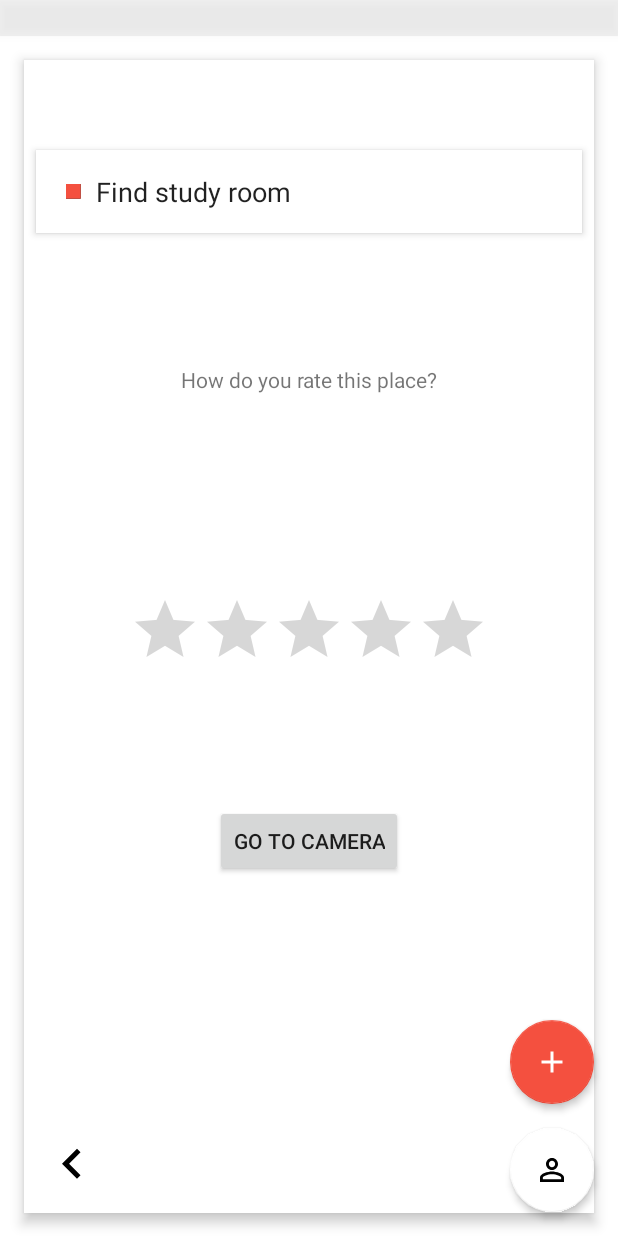
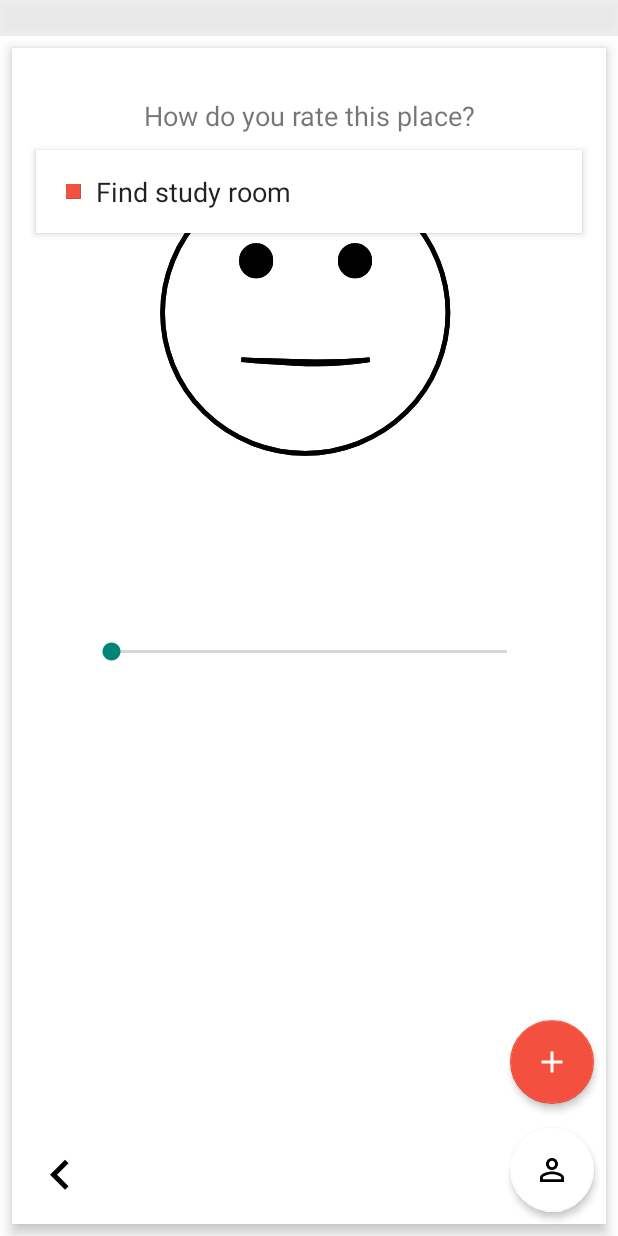
Before and after one commit to Groenbech96/Studyroom, an Android app: the fragment AddRoomRatingFragment placed in its activity, on a phone screen of 412 x 824 dp. Run offline under Robolectric (Android 15) with nearby library versions, the phone set to English and light mode, and no system bars; our stand-ins replace Firebase (no records; nobody signed in at launch, a user with empty details on screens opened directly); 2 statements that could not run were skipped.

```diff
--- a/app/src/main/java/dtu/group/studyroom/addRoom/AddRoomAddressFragment.java
+++ b/app/src/main/java/dtu/group/studyroom/addRoom/AddRoomAddressFragment.java
@@ -293,7 +293,7 @@ public class AddRoomAddressFragment extends Fragment implements OnMapReadyCallba
 
                 // Setting the position for the marker
                 markerOptions.position(latLng);
-
+                foundLatLng = latLng;
                 // Setting the title for the marker.
                 // This will be displayed on taping the marker
 
--- a/app/src/main/java/dtu/group/studyroom/addRoom/AddRoomFacilitiesFragment.java
+++ b/app/src/main/java/dtu/group/studyroom/addRoom/AddRoomFacilitiesFragment.java
@@ -173,6 +173,26 @@ public class AddRoomFacilitiesFragment extends Fragment {
     public void goToPage2() {
 
         Bundle bundle = getArguments();
+        boolean wifi = false, coffee = false, power = false, groups = false, food = false, toilet = false;
+        if (cbWifi.isChecked())
+            wifi = true;
+        if (cbToilet.isChecked())
+            toilet = true;
+        if (cbPower.isChecked())
+            power = true;
+        if (cbCoffee.isChecked())
+            coffee = true;
+        if (cbFood.isChecked())
+            food = true;
+        if (cbGroupSpaces.isChecked())
+            groups = true;
+        bundle.putBoolean("wifi",wifi);
+        bundle.putBoolean("toilet",toilet);
+        bundle.putBoolean("power",power);
+        bundle.putBoolean("coffee",coffee);
+        bundle.putBoolean("food",food);
+        bundle.putBoolean("groups",groups);
+
         AddRoomAddressFragment page2 = AddRoomAddressFragment.newInstance();
         page2.setArguments(bundle);
         FragmentManager manager = getActivity().getSupportFragmentManager();
--- a/app/src/main/java/dtu/group/studyroom/addRoom/AddRoomRatingFragment.java
+++ b/app/src/main/java/dtu/group/studyroom/addRoom/AddRoomRatingFragment.java
@@ -2,6 +2,7 @@ package dtu.group.studyroom.addRoom;
 
 import android.content.Context;
 import android.content.Intent;
+import android.graphics.drawable.AnimationDrawable;
 import android.net.Uri;
 import android.os.Bundle;
 import android.os.Environment;
@@ -14,11 +15,16 @@ import android.support.v4.app.FragmentTransaction;
 import android.support.v4.content.FileProvider;
 
 import android.util.Log;
+import android.view.DragEvent;
 import android.view.LayoutInflater;
+import android.view.MotionEvent;
 import android.view.View;
 import android.view.ViewGroup;
 import android.widget.Button;
+import android.widget.ImageView;
 import android.widget.RatingBar;
+import android.widget.SeekBar;
+import android.widget.Toast;
 
 import java.io.File;
 import java.io.IOException;
@@ -41,9 +47,13 @@ public class AddRoomRatingFragment extends Fragment {
 
 
     private View fragmentView;
-    private RatingBar rateing;
+    private SeekBar rating;
+    private ImageView view;
     private Bundle allData;
     String mCurrentPhotoPath;
+    private float lastIndex = 0;
+
+    AnimationDrawable anim;
 
     private OnFragmentInteractionListener mListener;
 
@@ -78,8 +88,24 @@ public class AddRoomRatingFragment extends Fragment {
             }
         });
 
+        view = (ImageView) fragmentView.findViewById(R.id.imageView);
+        view.setBackgroundResource(R.drawable.rating);
+        anim = (AnimationDrawable) view.getBackground();
 
-        rateing = (RatingBar) fragmentView.findViewById(R.id.add_room_ratingBar);
+        rating = (SeekBar) fragmentView.findViewById(R.id.add_room_seekBar);
+
+
+        rating.setOnTouchListener(new View.OnTouchListener() {
+            @Override
+
+            public boolean onTouch(View v, MotionEvent event) {
+
+                setSmileymage(rating.getProgress());
+                Log.i("RATE", rating.getProgress()+"");
+
+                return false;
+            }});
+
 
         btGoToCamera.setOnClickListener(new View.OnClickListener() {
             @Override
@@ -88,14 +114,44 @@ public class AddRoomRatingFragment extends Fragment {
             }
         });
 
-        //referencing the ratingbar for later use
-        rateing = (RatingBar) fragmentView.findViewById(R.id.add_room_ratingBar);
-
         return fragmentView;
 
 
     }
 
+    private void setSmileymage(int index) {
+
+        if(index != lastIndex) {
+
+
+            if(index < 10) {
+                view.setImageResource(R.drawable.ic_s1);
+            } else if (index >= 10 && index < 20) {
+                view.setImageResource(R.drawable.ic_s2);
+            } else if (index >= 20 && index < 30) {
+                view.setImageResource(R.drawable.ic_s3);
+            }else if (index >= 30 && index < 40) {
+                view.setImageResource(R.drawable.ic_s4);
+            }else if (index >= 40 && index < 50) {
+                view.setImageResource(R.drawable.ic_s5);
+            }else if (index >= 50 && index < 60) {
+                view.setImageResource(R.drawable.ic_s6);
+            }else if (index >= 60 && index < 70) {
+                view.setImageResource(R.drawable.ic_s7);
+            }else if (index >= 70 && index < 101) {
+                view.setImageResource(R.drawable.ic_s8);
+            }
+
+
+            lastIndex = index;
+
+        }
+
+
+
+
+
+    }
 
 
     // TODO: Rename method, update argument and hook method into UI event
@@ -143,6 +199,8 @@ public class AddRoomRatingFragment extends Fragment {
          * Starts the camera if there is one,
          * and stores the rating in a bundle
          */
+
+
         Intent cameraIntent = new Intent(MediaStore.ACTION_IMAGE_CAPTURE);
 
         if (cameraIntent.resolveActivity(getActivity().getPackageManager()) != null) {
@@ -151,7 +209,7 @@ public class AddRoomRatingFragment extends Fragment {
         }
 
         Bundle data = getArguments();
-        data.putDouble("rating",rateing.getRating());
+        data.putDouble("rating",rating.getProgress());
         allData = data;
 
 
@@ -171,8 +229,7 @@ public class AddRoomRatingFragment extends Fragment {
                 allData.getBoolean("groups")
         );
 
-        StudyRoom studyRoom = new StudyRoom(allData.getString("name"), allData.getString("address"), facilites, rateing.getRating());
-
+        StudyRoom studyRoom = new StudyRoom(allData.getString("name"), allData.getString("address"), facilites, rating.getProgress());
 
         ((AddRoomActivity)getActivity()).saveStudyRoom(studyRoom);
     }
--- /dev/null
+++ b/app/src/main/res/drawable/ic_s1.xml
@@ -0,0 +1,18 @@
+<vector android:height="24dp" android:viewportHeight="65.0"
+    android:viewportWidth="64.0" android:width="24dp" xmlns:android="http://schemas.android.com/apk/res/android">
+    <path android:fillColor="#00000000"
+        android:pathData="M17.82,42.21c9.38,0.7 18.46,1.6 27.33,0"
+        android:strokeColor="#000" android:strokeWidth="1"/>
+    <path android:fillColor="#00000000"
+        android:pathData="M31.41,32.03m-30.43,0a30.43,30.43 0,1 1,60.87 0a30.43,30.43 0,1 1,-60.87 0"
+        android:strokeColor="#000" android:strokeWidth="1"/>
+    <path android:fillColor="#FF000000"
+        android:pathData="M20.94,20.74m-3.12,0a3.12,3.12 0,1 1,6.23 0a3.12,3.12 0,1 1,-6.23 0"
+        android:strokeColor="#000" android:strokeWidth="1"/>
+    <path android:fillColor="#FF000000"
+        android:pathData="M42.03,20.74m-3.12,0a3.12,3.12 0,1 1,6.23 0a3.12,3.12 0,1 1,-6.23 0"
+        android:strokeColor="#000" android:strokeWidth="1"/>
+    <path android:fillColor="#00000000"
+        android:pathData="M17.82,42.21c9.13,0.28 18.25,0.77 27.33,0"
+        android:strokeColor="#000" android:strokeWidth="1"/>
+</vector>
--- /dev/null
+++ b/app/src/main/res/drawable/ic_s2.xml
@@ -0,0 +1,18 @@
+<vector android:height="24dp" android:viewportHeight="65.0"
+    android:viewportWidth="64.0" android:width="24dp" xmlns:android="http://schemas.android.com/apk/res/android">
+    <path android:fillColor="#00000000"
+        android:pathData="M17.82,42.21c9.13,0.28 18.25,0.77 27.33,0"
+        android:strokeColor="#000" android:strokeWidth="1"/>
+    <path android:fillColor="#00000000"
+        android:pathData="M31.41,32.03m-30.43,0a30.43,30.43 0,1 1,60.87 0a30.43,30.43 0,1 1,-60.87 0"
+        android:strokeColor="#000" android:strokeWidth="1"/>
+    <path android:fillColor="#FF000000"
+        android:pathData="M20.94,20.74m-3.12,0a3.12,3.12 0,1 1,6.23 0a3.12,3.12 0,1 1,-6.23 0"
+        android:strokeColor="#000" android:strokeWidth="1"/>
+    <path android:fillColor="#FF000000"
+        android:pathData="M42.03,20.74m-3.12,0a3.12,3.12 0,1 1,6.23 0a3.12,3.12 0,1 1,-6.23 0"
+        android:strokeColor="#000" android:strokeWidth="1"/>
+    <path android:fillColor="#00000000"
+        android:pathData="M17.82,42.21c9.07,4.88 18.18,4.74 27.33,0"
+        android:strokeColor="#000" android:strokeWidth="1"/>
+</vector>
--- /dev/null
+++ b/app/src/main/res/drawable/ic_s3.xml
@@ -0,0 +1,18 @@
+<vector android:height="24dp" android:viewportHeight="65.0"
+    android:viewportWidth="64.0" android:width="24dp" xmlns:android="http://schemas.android.com/apk/res/android">
+    <path android:fillColor="#00000000"
+        android:pathData="M17.82,42.21c7.32,5.59 16.49,6.68 27.33,0"
+        android:strokeColor="#000" android:strokeWidth="1"/>
+    <path android:fillColor="#FF000000"
+        android:pathData="M20.94,20.74m-3.12,0a3.12,3.12 0,1 1,6.23 0a3.12,3.12 0,1 1,-6.23 0"
+        android:strokeColor="#000" android:strokeWidth="1"/>
+    <path android:fillColor="#00000000"
+        android:pathData="M31.41,32.03m-30.43,0a30.43,30.43 0,1 1,60.87 0a30.43,30.43 0,1 1,-60.87 0"
+        android:strokeColor="#000" android:strokeWidth="1"/>
+    <path android:fillColor="#FF000000"
+        android:pathData="M42.03,20.74m-3.12,0a3.12,3.12 0,1 1,6.23 0a3.12,3.12 0,1 1,-6.23 0"
+        android:strokeColor="#000" android:strokeWidth="1"/>
+    <path android:fillColor="#00000000"
+        android:pathData="M17.82,42.21c9.13,0.28 18.25,0.77 27.33,0"
+        android:strokeColor="#000" android:strokeWidth="1"/>
+</vector>
--- /dev/null
+++ b/app/src/main/res/drawable/ic_s4.xml
@@ -0,0 +1,18 @@
+<vector android:height="24dp" android:viewportHeight="65.0"
+    android:viewportWidth="64.0" android:width="24dp" xmlns:android="http://schemas.android.com/apk/res/android">
+    <path android:fillColor="#00000000"
+        android:pathData="M17.82,42.21c8.69,7.24 17.83,7.11 27.33,0"
+        android:strokeColor="#000" android:strokeWidth="1"/>
+    <path android:fillColor="#00000000"
+        android:pathData="M31.41,32.03m-30.43,0a30.43,30.43 0,1 1,60.87 0a30.43,30.43 0,1 1,-60.87 0"
+        android:strokeColor="#000" android:strokeWidth="1"/>
+    <path android:fillColor="#FF000000"
+        android:pathData="M20.94,20.74m-3.12,0a3.12,3.12 0,1 1,6.23 0a3.12,3.12 0,1 1,-6.23 0"
+        android:strokeColor="#000" android:strokeWidth="1"/>
+    <path android:fillColor="#FF000000"
+        android:pathData="M42.03,20.74m-3.12,0a3.12,3.12 0,1 1,6.23 0a3.12,3.12 0,1 1,-6.23 0"
+        android:strokeColor="#000" android:strokeWidth="1"/>
+    <path android:fillColor="#00000000"
+        android:pathData="M17.82,42.21c9.13,0.28 18.25,0.77 27.33,0"
+        android:strokeColor="#000" android:strokeWidth="1"/>
+</vector>
--- /dev/null
+++ b/app/src/main/res/drawable/ic_s5.xml
@@ -0,0 +1,18 @@
+<vector android:height="24dp" android:viewportHeight="65.0"
+    android:viewportWidth="64.0" android:width="24dp" xmlns:android="http://schemas.android.com/apk/res/android">
+    <path android:fillColor="#00000000"
+        android:pathData="M18.07,42.21c8.67,9.23 17.81,8.6 27.33,0"
+        android:strokeColor="#000" android:strokeWidth="1"/>
+    <path android:fillColor="#00000000"
+        android:pathData="M31.41,32.03m-30.43,0a30.43,30.43 0,1 1,60.87 0a30.43,30.43 0,1 1,-60.87 0"
+        android:strokeColor="#000" android:strokeWidth="1"/>
+    <path android:fillColor="#FF000000"
+        android:pathData="M20.94,20.74m-3.12,0a3.12,3.12 0,1 1,6.23 0a3.12,3.12 0,1 1,-6.23 0"
+        android:strokeColor="#000" android:strokeWidth="1"/>
+    <path android:fillColor="#FF000000"
+        android:pathData="M42.03,20.74m-3.12,0a3.12,3.12 0,1 1,6.23 0a3.12,3.12 0,1 1,-6.23 0"
+        android:strokeColor="#000" android:strokeWidth="1"/>
+    <path android:fillColor="#00000000"
+        android:pathData="M17.82,42.21c9.13,0.28 18.25,0.77 27.33,0"
+        android:strokeColor="#000" android:strokeWidth="1"/>
+</vector>
--- /dev/null
+++ b/app/src/main/res/drawable/ic_s6.xml
@@ -0,0 +1,18 @@
+<vector android:height="24dp" android:viewportHeight="65.0"
+    android:viewportWidth="64.0" android:width="24dp" xmlns:android="http://schemas.android.com/apk/res/android">
+    <path android:fillColor="#00000000"
+        android:pathData="M17.82,42.21c9.13,0.28 18.25,0.77 27.33,0"
+        android:strokeColor="#000" android:strokeWidth="1"/>
+    <path android:fillColor="#00000000"
+        android:pathData="M31.41,32.03m-30.43,0a30.43,30.43 0,1 1,60.87 0a30.43,30.43 0,1 1,-60.87 0"
+        android:strokeColor="#000" android:strokeWidth="1"/>
+    <path android:fillColor="#FF000000"
+        android:pathData="M20.94,20.74m-3.12,0a3.12,3.12 0,1 1,6.23 0a3.12,3.12 0,1 1,-6.23 0"
+        android:strokeColor="#000" android:strokeWidth="1"/>
+    <path android:fillColor="#FF000000"
+        android:pathData="M42.03,20.74m-3.12,0a3.12,3.12 0,1 1,6.23 0a3.12,3.12 0,1 1,-6.23 0"
+        android:strokeColor="#000" android:strokeWidth="1"/>
+    <path android:fillColor="#00000000"
+        android:pathData="M17.82,42.21c9.61,12.11 18.59,9.37 27.33,0"
+        android:strokeColor="#000" android:strokeWidth="1"/>
+</vector>
--- /dev/null
+++ b/app/src/main/res/drawable/ic_s7.xml
@@ -0,0 +1,18 @@
+<vector android:height="24dp" android:viewportHeight="65.0"
+    android:viewportWidth="64.0" android:width="24dp" xmlns:android="http://schemas.android.com/apk/res/android">
+    <path android:fillColor="#00000000"
+        android:pathData="M17.82,42.21c9.13,0.28 18.25,0.77 27.33,0"
+        android:strokeColor="#000" android:strokeWidth="1"/>
+    <path android:fillColor="#00000000"
+        android:pathData="M31.41,32.03m-30.43,0a30.43,30.43 0,1 1,60.87 0a30.43,30.43 0,1 1,-60.87 0"
+        android:strokeColor="#000" android:strokeWidth="1"/>
+    <path android:fillColor="#FF000000"
+        android:pathData="M20.94,20.74m-3.12,0a3.12,3.12 0,1 1,6.23 0a3.12,3.12 0,1 1,-6.23 0"
+        android:strokeColor="#000" android:strokeWidth="1"/>
+    <path android:fillColor="#FF000000"
+        android:pathData="M42.03,20.74m-3.12,0a3.12,3.12 0,1 1,6.23 0a3.12,3.12 0,1 1,-6.23 0"
+        android:strokeColor="#000" android:strokeWidth="1"/>
+    <path android:fillColor="#00000000"
+        android:pathData="M17.82,42.21c8.93,11.69 17.99,13.61 27.33,0"
+        android:strokeColor="#000" android:strokeWidth="1"/>
+</vector>
--- /dev/null
+++ b/app/src/main/res/drawable/ic_s8.xml
@@ -0,0 +1,18 @@
+<vector android:height="24dp" android:viewportHeight="65.0"
+    android:viewportWidth="64.0" android:width="24dp" xmlns:android="http://schemas.android.com/apk/res/android">
+    <path android:fillColor="#00000000"
+        android:pathData="M17.82,42.21c9.13,0.28 18.25,0.77 27.33,0"
+        android:strokeColor="#000" android:strokeWidth="1"/>
+    <path android:fillColor="#00000000"
+        android:pathData="M31.41,32.03m-30.43,0a30.43,30.43 0,1 1,60.87 0a30.43,30.43 0,1 1,-60.87 0"
+        android:strokeColor="#000" android:strokeWidth="1"/>
+    <path android:fillColor="#FF000000"
+        android:pathData="M20.94,20.74m-3.12,0a3.12,3.12 0,1 1,6.23 0a3.12,3.12 0,1 1,-6.23 0"
+        android:strokeColor="#000" android:strokeWidth="1"/>
+    <path android:fillColor="#FF000000"
+        android:pathData="M42.03,20.74m-3.12,0a3.12,3.12 0,1 1,6.23 0a3.12,3.12 0,1 1,-6.23 0"
+        android:strokeColor="#000" android:strokeWidth="1"/>
+    <path android:fillColor="#00000000"
+        android:pathData="M17.82,42.21c9.33,16.52 18.4,13.71 27.33,0"
+        android:strokeColor="#000" android:strokeWidth="1"/>
+</vector>
--- /dev/null
+++ b/app/src/main/res/drawable/rating.xml
@@ -0,0 +1,13 @@
+<?xml version="1.0" encoding="utf-8"?>
+<animation-list android:id="@+id/selected"
+    android:oneshot="false"
+    xmlns:android="http://schemas.android.com/apk/res/android">
+    <item android:drawable="@drawable/ic_s1" android:duration="50" />
+    <item android:drawable="@drawable/ic_s2" android:duration="50" />
+    <item android:drawable="@drawable/ic_s3" android:duration="50" />
+    <item android:drawable="@drawable/ic_s4" android:duration="50" />
+    <item android:drawable="@drawable/ic_s5" android:duration="50" />
+    <item android:drawable="@drawable/ic_s6" android:duration="50" />
+    <item android:drawable="@drawable/ic_s7" android:duration="50"/>
+    <item android:drawable="@drawable/ic_s8" android:duration="50"/>
+</animation-list>
--- a/app/src/main/res/layout/fragment_add_room_rating.xml
+++ b/app/src/main/res/layout/fragment_add_room_rating.xml
@@ -12,11 +12,11 @@
         android:id="@+id/add_room_rating_content"
         android:layout_width="0dp"
         android:layout_height="0dp"
-        android:layout_marginBottom="15dp"
-        android:layout_marginLeft="16dp"
-        android:layout_marginRight="16dp"
+        android:layout_marginBottom="8dp"
+        android:layout_marginLeft="8dp"
+        android:layout_marginRight="8dp"
         android:background="@android:color/white"
-        android:layout_marginTop="40dp"
+        android:layout_marginTop="32dp"
         android:animateLayoutChanges="true"
         android:elevation="5dp"
         android:outlineProvider="bounds"
@@ -25,44 +25,29 @@
         app:layout_constraintLeft_toLeftOf="parent"
         app:layout_constraintRight_toRightOf="parent"
         app:layout_constraintTop_toTopOf="parent"
-        app:layout_constraintVertical_bias="1.0">
+        app:layout_constraintVertical_bias="0.0">
 
         <TextView
-        android:id="@+id/textView7"
-        android:layout_width="wrap_content"
-        android:layout_height="wrap_content"
-        android:text="@string/add_study_room_ratingText"
-        android:layout_marginBottom="133dp"
-        app:layout_constraintBottom_toTopOf="@+id/add_room_ratingBar"
-        android:layout_marginRight="8dp"
-        app:layout_constraintRight_toRightOf="parent"
-        android:layout_marginLeft="8dp"
-        app:layout_constraintLeft_toLeftOf="parent" />
+            android:id="@+id/textView7"
+            android:layout_width="0dp"
+            android:layout_height="50dp"
+            android:layout_marginLeft="24dp"
+            android:layout_marginRight="24dp"
+            android:layout_marginTop="20dp"
+            android:background="@color/colorBackground"
+            android:drawablePadding="30dp"
+            android:elevation="0dp"
+            android:gravity="center_vertical"
+            android:maxLines="1"
+            android:text="@string/add_study_room_ratingText"
+            android:textAlignment="center"
+            android:textCursorDrawable="@drawable/cursor"
+            android:textSize="18sp"
+            app:layout_constraintHorizontal_bias="0.5"
+            app:layout_constraintLeft_toLeftOf="parent"
+            app:layout_constraintRight_toRightOf="parent"
+            app:layout_constraintTop_toTopOf="parent" />
 
-    <RatingBar
-        android:id="@+id/add_room_ratingBar"
-        android:layout_width="wrap_content"
-        android:layout_height="wrap_content"
-        app:layout_constraintTop_toTopOf="parent"
-        android:layout_marginTop="8dp"
-        app:layout_constraintBottom_toBottomOf="parent"
-        android:layout_marginBottom="8dp"
-        android:layout_marginLeft="8dp"
-        app:layout_constraintLeft_toLeftOf="parent"
-        android:layout_marginRight="8dp"
-        app:layout_constraintRight_toRightOf="parent" />
-
-        <Button
-        android:id="@+id/btRatingNext"
-        android:layout_width="wrap_content"
-        android:layout_height="wrap_content"
-        android:layout_marginLeft="8dp"
-        android:layout_marginRight="8dp"
-        android:layout_marginTop="83dp"
-        android:text="@string/add_study_room_go_to_camera_button"
-        app:layout_constraintLeft_toLeftOf="parent"
-        app:layout_constraintRight_toRightOf="parent"
-        app:layout_constraintTop_toBottomOf="@+id/add_room_ratingBar" />
 
         <Button
             android:id="@+id/add_room_btRatingBack"
@@ -86,6 +71,31 @@
             app:layout_constraintBottom_toBottomOf="parent"
             app:layout_constraintRight_toRightOf="parent" />
 
+        <ImageView
+            android:id="@+id/imageView"
+            android:layout_width="200dp"
+            android:layout_height="200dp"
+            android:layout_marginLeft="8dp"
+            android:layout_marginRight="8dp"
+            android:layout_marginTop="8dp"
+            app:layout_constraintHorizontal_bias="0.498"
+            app:layout_constraintLeft_toLeftOf="parent"
+            app:layout_constraintRight_toRightOf="parent"
+            app:layout_constraintTop_toBottomOf="@+id/textView7"
+            app:srcCompat="@drawable/ic_s1" />
+
+        <SeekBar
+            android:id="@+id/add_room_seekBar"
+            android:layout_width="0dp"
+            android:layout_height="50dp"
+            android:layout_marginLeft="50dp"
+            android:layout_marginRight="50dp"
+            android:layout_marginTop="100dp"
+            app:layout_constraintLeft_toLeftOf="parent"
+            app:layout_constraintRight_toRightOf="parent"
+            app:layout_constraintTop_toBottomOf="@+id/imageView"
+            app:layout_constraintHorizontal_bias="0.0" />
+
 
     </android.support.constraint.ConstraintLayout>
 
```
